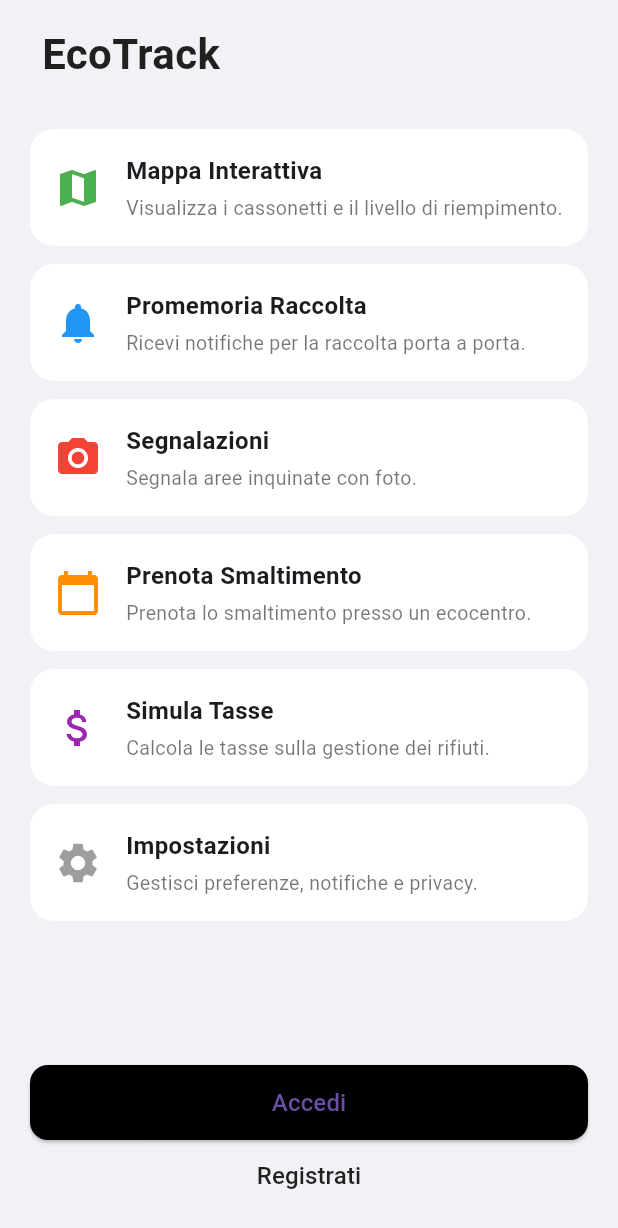
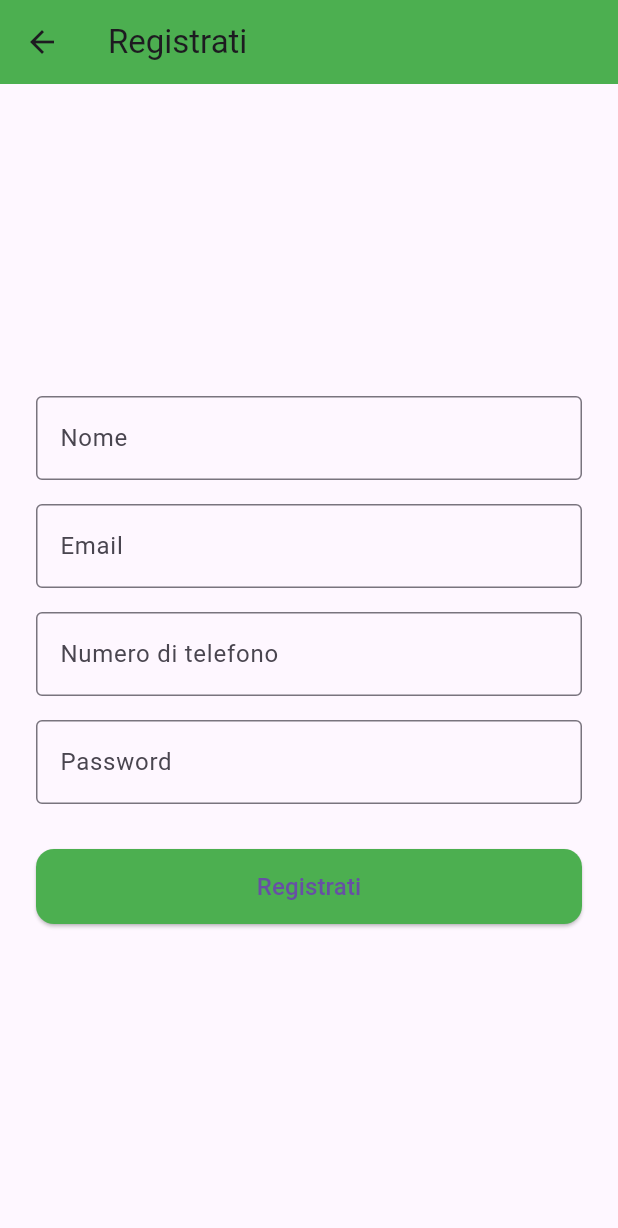
Before and after one commit to jagorev/EcoTrack, a Flutter app: the screen it shows after launch, after a tap on "Registrati", on a phone screen of 412 x 824 dp. Shown: the top 1228 px of the screen. Run offline on Flutter 3.47's test engine with Material 3 defaults, Android fonts, the phone set to English and light mode, and no system bars; our stand-ins replace google_maps_flutter.

Commit message:
amplementazione accedi e registrazione dalla dashboard

```diff
--- a/app/lib/dashboard.dart
+++ b/app/lib/dashboard.dart
@@ -1,4 +1,6 @@
 import 'package:flutter/material.dart';
+import 'accedi.dart';
+import 'registrati.dart';
 
 class EcoTrackHomePage extends StatelessWidget {
   Widget buildMenuItem(IconData icon, Color color, String title, String subtitle) {
@@ -42,6 +44,15 @@ class EcoTrackHomePage extends StatelessWidget {
             children: [
               Row(
                 children: [
+                  IconButton(
+                    icon: Icon(Icons.settings, color: Colors.black87),
+                    onPressed: () {
+                      // TODO: Azione impostazioni
+                      ScaffoldMessenger.of(context).showSnackBar(
+                        SnackBar(content: Text('Impostazioni (prossimamente)')),
+                      );
+                    },
+                  ),
                   SizedBox(width: 8),
                   Text("EcoTrack",
                       style: TextStyle(
@@ -62,11 +73,13 @@ class EcoTrackHomePage extends StatelessWidget {
                   "Prenota lo smaltimento presso un ecocentro."),
               buildMenuItem(Icons.attach_money, Colors.purple, "Simula Tasse",
                   "Calcola le tasse sulla gestione dei rifiuti."),
-              buildMenuItem(Icons.settings, Colors.grey, "Impostazioni",
-                  "Gestisci preferenze, notifiche e privacy."),
               Spacer(),
               ElevatedButton(
-                onPressed: () {},
+                onPressed: () {
+                  Navigator.of(context).push(
+                    MaterialPageRoute(builder: (context) => const AccediPage()),
+                  );
+                },
                 style: ElevatedButton.styleFrom(
                   minimumSize: Size(double.infinity, 50),
                   backgroundColor: Colors.black,
@@ -76,7 +89,11 @@ class EcoTrackHomePage extends StatelessWidget {
                 child: Text("Accedi", style: TextStyle(fontSize: 16)),
               ),
               TextButton(
-                onPressed: () {},
+                onPressed: () {
+                  Navigator.of(context).push(
+                    MaterialPageRoute(builder: (context) => const RegistratiPage()),
+                  );
+                },
                 child: Text("Registrati",
                     style: TextStyle(
                         fontSize: 16,
--- /dev/null
+++ b/app/lib/registrati.dart
@@ -0,0 +1,79 @@
+import 'package:flutter/material.dart';
+
+class RegistratiPage extends StatelessWidget {
+  const RegistratiPage({Key? key}) : super(key: key);
+
+  @override
+  Widget build(BuildContext context) {
+    final TextEditingController nomeController = TextEditingController();
+    final TextEditingController emailController = TextEditingController();
+    final TextEditingController telefonoController = TextEditingController();
+    final TextEditingController passwordController = TextEditingController();
+
+    return Scaffold(
+      appBar: AppBar(
+        title: const Text('Registrati'),
+        backgroundColor: Colors.green,
+      ),
+      body: Padding(
+        padding: const EdgeInsets.all(24.0),
+        child: Column(
+          mainAxisAlignment: MainAxisAlignment.center,
+          children: [
+            TextField(
+              controller: nomeController,
+              decoration: const InputDecoration(
+                labelText: 'Nome',
+                border: OutlineInputBorder(),
+              ),
+            ),
+            const SizedBox(height: 16),
+            TextField(
+              controller: emailController,
+              decoration: const InputDecoration(
+                labelText: 'Email',
+                border: OutlineInputBorder(),
+              ),
+              keyboardType: TextInputType.emailAddress,
+            ),
+            const SizedBox(height: 16),
+            TextField(
+              controller: telefonoController,
+              decoration: const InputDecoration(
+                labelText: 'Numero di telefono',
+                border: OutlineInputBorder(),
+              ),
+              keyboardType: TextInputType.phone,
+            ),
+            const SizedBox(height: 16),
+            TextField(
+              controller: passwordController,
+              obscureText: true,
+              decoration: const InputDecoration(
+                labelText: 'Password',
+                border: OutlineInputBorder(),
+              ),
+            ),
+            const SizedBox(height: 30),
+            ElevatedButton(
+              onPressed: () {
+                // TODO: Implementa registrazione
+                ScaffoldMessenger.of(context).showSnackBar(
+                  const SnackBar(content: Text('Registrazione non ancora implementata')),
+                );
+              },
+              style: ElevatedButton.styleFrom(
+                backgroundColor: Colors.green,
+                minimumSize: const Size(double.infinity, 50),
+                shape: RoundedRectangleBorder(
+                  borderRadius: BorderRadius.circular(12),
+                ),
+              ),
+              child: const Text('Registrati', style: TextStyle(fontSize: 16)),
+            ),
+          ],
+        ),
+      ),
+    );
+  }
+}
```
Also changed, not shown: app/lib/accedi.dart (added, +59 -0 lines).
